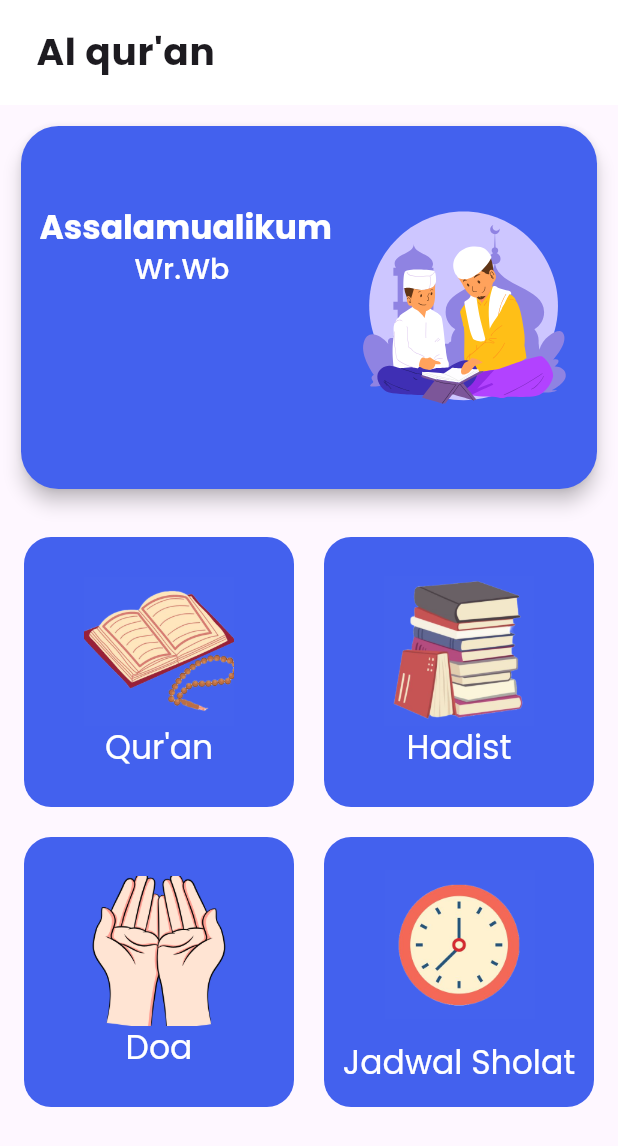
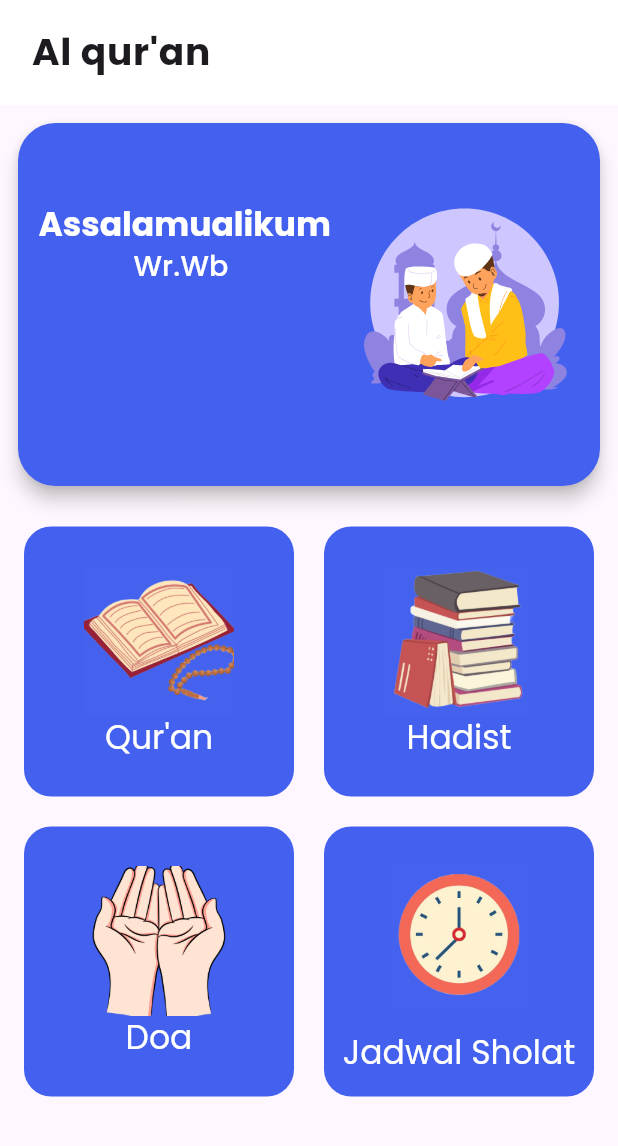
Before and after one commit to ITakora/quran, a Flutter app: the screen it shows after launch, on a phone screen of 412 x 824 dp. Shown: the top 1146 px of the screen. Run offline on Flutter 3.47's test engine with Material 3 defaults, Android fonts, the phone set to English and light mode, and no system bars; our stand-ins replace flutter_local_notifications, flutter_riverpod, flutter_timezone, geocoding, geolocator, google_fonts and 2 more; missing offline and left inert: autostart_settings, search_page.

Commit message:
adding repo for app demo

```diff
--- a/lib/network/api/surah_detail_api.dart
+++ b/lib/network/api/surah_detail_api.dart
@@ -7,9 +7,9 @@ import 'package:http/http.dart' as http;
 class DetailSurahApi {
   Future<List<DetailSurah>> getDetailSurah({required number}) async {
     final Uri url = Uri.parse('https://equran.id/api/v2/surat/$number');
-    final respone = await http.get(url);
+    final response = await http.get(url);
     final List data =
-        (jsonDecode(respone.body) as Map<String, dynamic>)['data']['ayat'];
+        (jsonDecode(response.body) as Map<String, dynamic>)['data']['ayat'];
 
     final List<DetailSurah> detailSurah =
         data.map((data) => DetailSurah.fromJson(data)).toList();
--- a/lib/network/models/surah_model.dart
+++ b/lib/network/models/surah_model.dart
@@ -1,5 +1,5 @@
 class Surah {
-  int? nomor;
+  int nomor;
   String nama;
   String namaLatin;
   int jumlahAyat;
--- a/lib/screens/home_screen.dart
+++ b/lib/screens/home_screen.dart
@@ -18,7 +18,7 @@ class HomeScreen extends StatelessWidget {
             statusBarColor: Colors.transparent),
         toolbarHeight: 70,
         title: Padding(
-          padding: const EdgeInsets.all(8.0),
+          padding: const EdgeInsets.all(5.0),
           child: Text(
             'Al qur${"'"}an',
             style: Theme.of(context)
@@ -34,7 +34,7 @@ class HomeScreen extends StatelessWidget {
           const CardWidget(),
           Expanded(
             child: Container(
-                margin: const EdgeInsets.only(right: 16, left: 16, top: 18),
+                margin: const EdgeInsets.only(right: 16, left: 16, top: 15),
                 child: const GridViewWidget()),
           ),
         ],
--- a/lib/widgets/bottom_navbar.dart
+++ b/lib/widgets/bottom_navbar.dart
@@ -22,10 +22,10 @@ class _BottomNavState extends State<BottomNav> {
       data: NavigationBarThemeData(
         surfaceTintColor: Colors.white,
         indicatorColor: Colors.white,
-        labelTextStyle: MaterialStatePropertyAll(
+        labelTextStyle: WidgetStatePropertyAll(
           TextStyle(
             fontSize: 12,
-            color: Theme.of(context).colorScheme.onBackground,
+            color: Theme.of(context).colorScheme.onSurface,
           ),
         ),
       ),
--- a/lib/widgets/card_widget.dart
+++ b/lib/widgets/card_widget.dart
@@ -10,7 +10,7 @@ class CardWidget extends StatelessWidget {
     bool isDekstop = MediaQuery.of(context).size.width >= 600;
 
     return Padding(
-      padding: const EdgeInsets.all(10),
+      padding: const EdgeInsets.all(8),
       child: SizedBox(
         width: double.infinity,
         height: 250,
```
Also changed, not shown: lib/network/api/surah_api.dart (+4 -4 lines), pubspec.lock, screenshoot/flutter_01.png (renamed from flutter_01.png), screenshoot/home.png (added).
